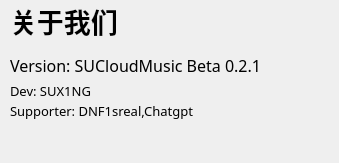
SUDG01/QT-SUCloudMusic, file about1.ui: the form before one commit.
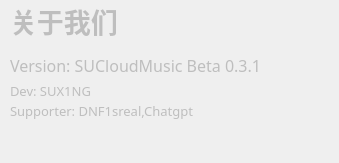
The form after the commit. Icons and pictures are not drawn.

```diff
--- a/about1.ui
+++ b/about1.ui
@@ -2,6 +2,9 @@
 <ui version="4.0">
  <class>About1</class>
  <widget class="QWidget" name="About1">
+  <property name="enabled">
+   <bool>false</bool>
+  </property>
   <property name="geometry">
    <rect>
     <x>0</x>
@@ -10,6 +13,12 @@
     <height>163</height>
    </rect>
   </property>
+  <property name="maximumSize">
+   <size>
+    <width>339</width>
+    <height>163</height>
+   </size>
+  </property>
   <property name="windowTitle">
    <string>关于</string>
   </property>
@@ -53,7 +62,7 @@
     </font>
    </property>
    <property name="text">
-    <string>Version: SUCloudMusic Beta 0.2.1</string>
+    <string>Version: SUCloudMusic Beta 0.3.1</string>
    </property>
   </widget>
   <widget class="QLabel" name="label_3">
```
Left out of the diff: 2 changed lines with no effect on the pictures.
